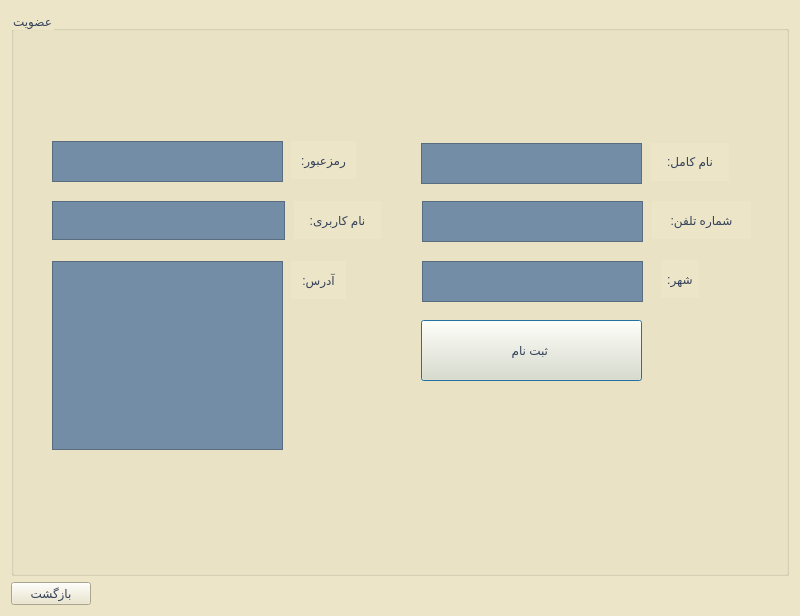
AP-projects-4001/metagoofill, file Project_Ap/signupclient.ui: the form before one commit.
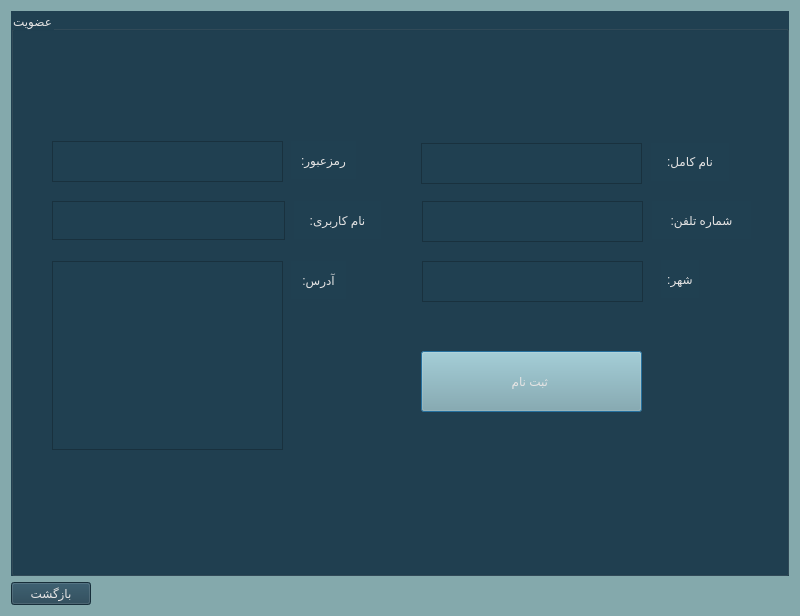
The form after the commit.

Commit message: changing colors and Completing the program ui

Diff of the .ui file:
```diff
--- a/Project_Ap/signupclient.ui
+++ b/Project_Ap/signupclient.ui
@@ -14,22 +14,9 @@
    <string>Dialog</string>
   </property>
   <property name="styleSheet">
-   <string notr="true">background-color: rgb(236, 229, 199);
-</string>
+   <string notr="true">background-color: rgb(132, 169, 172);</string>
   </property>
   <layout class="QGridLayout" name="gridLayout">
-   <item row="1" column="0">
-    <widget class="QPushButton" name="pushButton_3">
-     <property name="styleSheet">
-      <string notr="true">font: 14pt &quot;Lalezar&quot;;
-color: rgb(53, 66, 89);
-</string>
-     </property>
-     <property name="text">
-      <string>بازگشت</string>
-     </property>
-    </widget>
-   </item>
    <item row="1" column="1">
     <spacer name="horizontalSpacer">
      <property name="orientation">
@@ -43,11 +30,24 @@
      </property>
     </spacer>
    </item>
+   <item row="1" column="0">
+    <widget class="QPushButton" name="pushButton_3">
+     <property name="styleSheet">
+      <string notr="true">background-color: rgb(32, 64, 81);
+color: rgb(228, 227, 227);
+font: 12pt &quot;Lalezar&quot;;</string>
+     </property>
+     <property name="text">
+      <string>بازگشت</string>
+     </property>
+    </widget>
+   </item>
    <item row="0" column="0" colspan="2">
     <widget class="QGroupBox" name="groupBox">
      <property name="styleSheet">
-      <string notr="true">color: rgb(53, 66, 89);
-font: 20pt &quot;Lalezar&quot;;</string>
+      <string notr="true">background-color: rgb(32, 64, 81);
+color: rgb(228, 227, 227);
+font: 14pt &quot;Lalezar&quot;;</string>
      </property>
      <property name="title">
       <string>عضویت</string>
@@ -62,7 +62,8 @@
        </rect>
       </property>
       <property name="styleSheet">
-       <string notr="true">background-color: rgb(116, 141, 166);
+       <string notr="true">background-color: rgb(32, 64, 81);
+color: rgb(228, 227, 227);
 font: 12pt &quot;Lalezar&quot;;</string>
       </property>
       <property name="html">
@@ -83,7 +84,8 @@
        </rect>
       </property>
       <property name="styleSheet">
-       <string notr="true">background-color: rgb(116, 141, 166);
+       <string notr="true">background-color: rgb(32, 64, 81);
+color: rgb(228, 227, 227);
 font: 12pt &quot;Lalezar&quot;;</string>
       </property>
       <property name="html">
@@ -98,16 +100,14 @@
       <property name="geometry">
        <rect>
         <x>410</x>
-        <y>309</y>
+        <y>340</y>
         <width>221</width>
         <height>61</height>
        </rect>
       </property>
       <property name="styleSheet">
-       <string notr="true">color: rgb(53, 66, 89);
-font: 14pt &quot;Lalezar&quot;;
-
-</string>
+       <string notr="true">background-color: rgb(132, 169, 172);
+font: 12pt &quot;Lalezar&quot;;color: rgb(228, 227, 227);</string>
       </property>
       <property name="text">
        <string>ثبت نام </string>
@@ -152,7 +152,8 @@
        </rect>
       </property>
       <property name="styleSheet">
-       <string notr="true">background-color: rgb(116, 141, 166);
+       <string notr="true">background-color: rgb(32, 64, 81);
+color: rgb(228, 227, 227);
 font: 12pt &quot;Lalezar&quot;;</string>
       </property>
       <property name="html">
@@ -173,7 +174,8 @@
        </rect>
       </property>
       <property name="styleSheet">
-       <string notr="true">background-color: rgb(116, 141, 166);
+       <string notr="true">background-color: rgb(32, 64, 81);
+color: rgb(228, 227, 227);
 font: 12pt &quot;Lalezar&quot;;</string>
       </property>
       <property name="html">
@@ -255,7 +257,8 @@
        </rect>
       </property>
       <property name="styleSheet">
-       <string notr="true">background-color: rgb(116, 141, 166);
+       <string notr="true">background-color: rgb(32, 64, 81);
+color: rgb(228, 227, 227);
 font: 12pt &quot;Lalezar&quot;;</string>
       </property>
       <property name="html">
@@ -299,7 +302,8 @@
        </rect>
       </property>
       <property name="styleSheet">
-       <string notr="true">background-color: rgb(116, 141, 166);
+       <string notr="true">background-color: rgb(32, 64, 81);
+color: rgb(228, 227, 227);
 font: 12pt &quot;Lalezar&quot;;</string>
       </property>
       <property name="html">
```
The commit also changes 37 other files.
